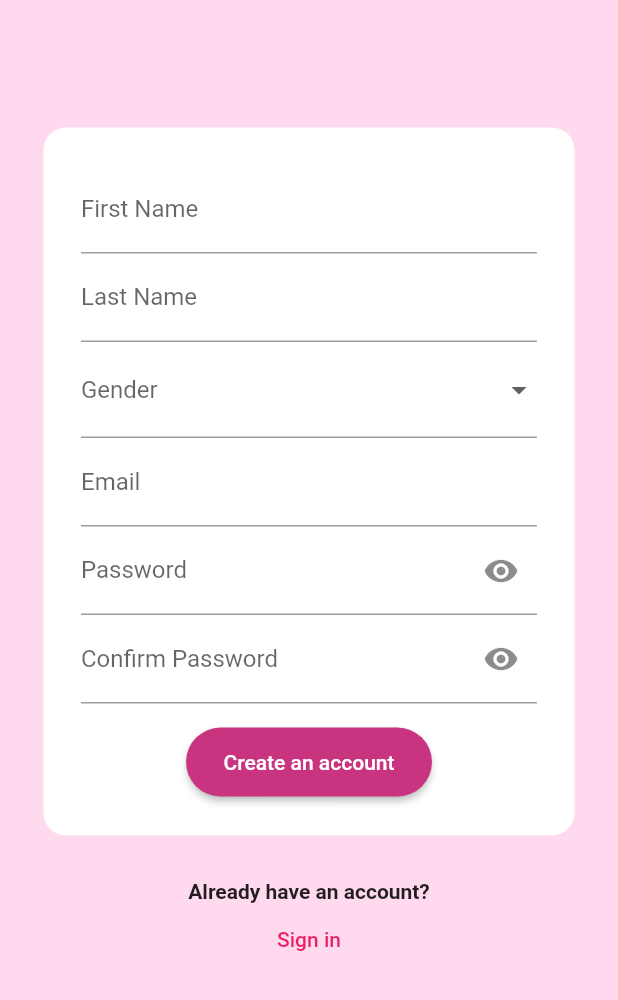
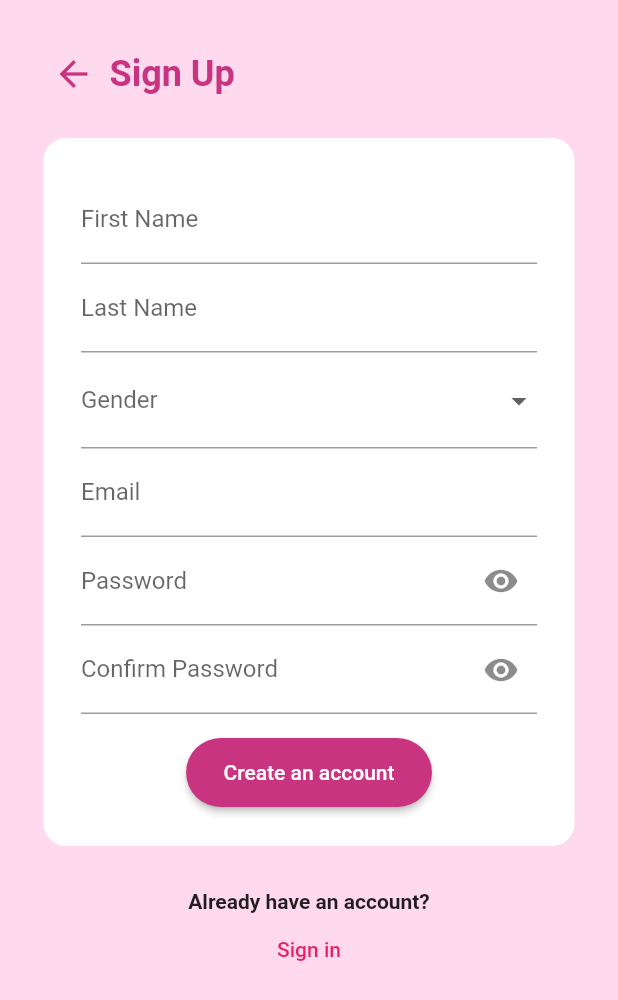
Before and after one commit to iRaySpace/salon_app, a Flutter app: the SignupView screen opened directly, on a phone screen of 412 x 824 dp. Shown: the top 1000 px of the screen. Run offline on Flutter 3.47's test engine with Material 2 defaults, Android fonts, the phone set to English and light mode, and no system bars; our stand-ins replace cloud_firestore, firebase_auth, firebase_core, firebase_storage, image_picker; accounts and stored records are empty.

Commit message:
feat: back button

```diff
--- a/lib/app/pages/signup/signup_view.dart
+++ b/lib/app/pages/signup/signup_view.dart
@@ -103,6 +103,10 @@ class _SignupViewState extends State<SignupView> {
     );
   }
 
+  void handleBack() {
+    Navigator.of(context).pop();
+  }
+
   @override
   Widget build(BuildContext context) {
     return Scaffold(
@@ -119,7 +123,27 @@ class _SignupViewState extends State<SignupView> {
                 child: Column(
                   crossAxisAlignment: CrossAxisAlignment.stretch,
                   children: [
-                    const SizedBox(height: 56.0),
+                    Row(
+                      children: [
+                        IconButton(
+                          onPressed: handleBack,
+                          icon: const Icon(
+                            Icons.arrow_back,
+                            color: Color(0xFFC93480),
+                            size: 28.0,
+                          ),
+                        ),
+                        const Text(
+                          'Sign Up',
+                          style: TextStyle(
+                            color: Color(0xFFC93480),
+                            fontWeight: FontWeight.bold,
+                            fontSize: 24.0,
+                          ),
+                        ),
+                      ],
+                    ),
+                    const SizedBox(height: 15.0),
                     Card(
                       elevation: 0,
                       shape: RoundedRectangleBorder(
```
Also changed, not shown: lib/app/pages/signin/signin_view.dart (+25 -1 lines).
